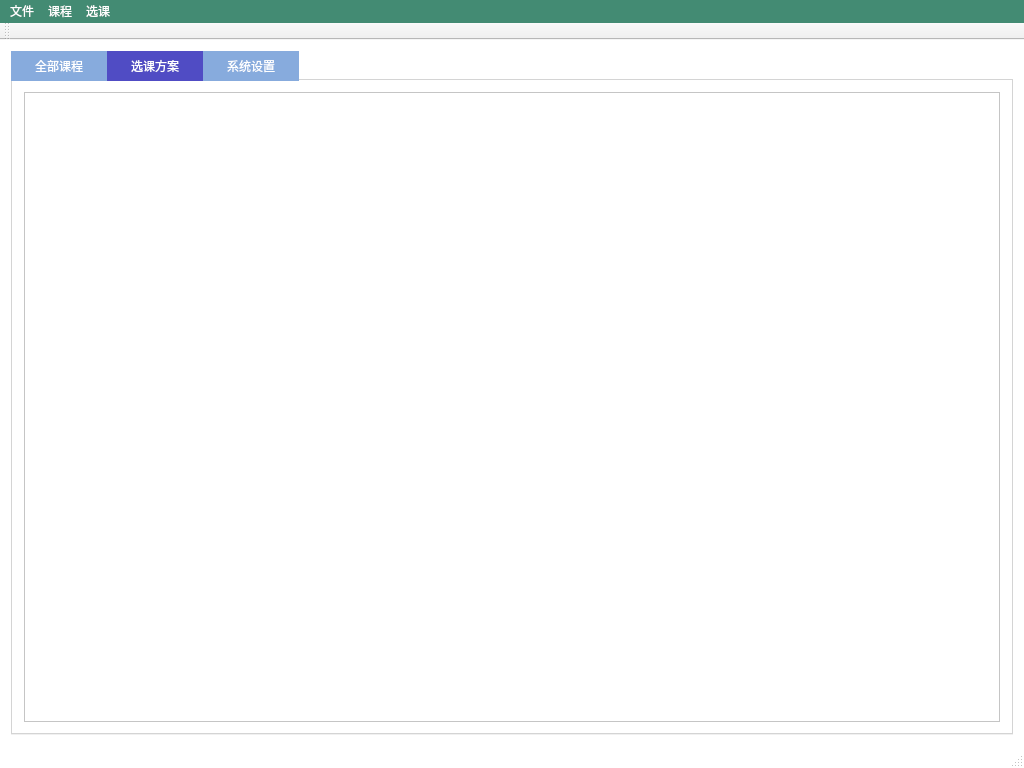
Above: course_selection/mainwindow.ui from Hannahvictoriza092/Course_selection before the change. Below: the same form after it.
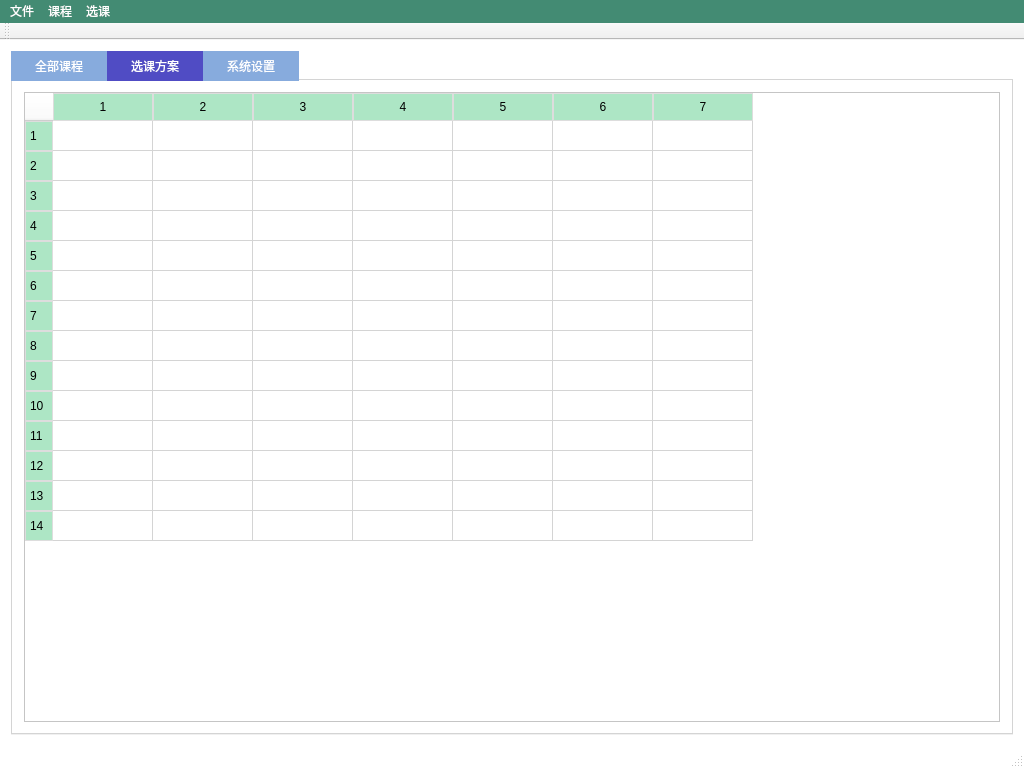
That is the form after the change. The open tabs and pages were chosen to show the change.

Commit message: 更新日志

Patch:
```diff
--- a/course_selection/mainwindow.ui
+++ b/course_selection/mainwindow.ui
@@ -50,6 +50,12 @@
        <layout class="QVBoxLayout" name="verticalLayout_3">
         <item>
          <widget class="QTableWidget" name="scheduleTableWidget">
+          <property name="rowCount">
+           <number>14</number>
+          </property>
+          <property name="columnCount">
+           <number>7</number>
+          </property>
           <property name="styleSheet">
            <string notr="true">QHeaderView::section { background-color: #ade6c5; padding: 4px; border: 1px solid #dddddd; } QTableWidget { background-color: white; alternate-background-color: #f5f5f5; }</string>
           </property>
```
The commit also changes 1 other file.
